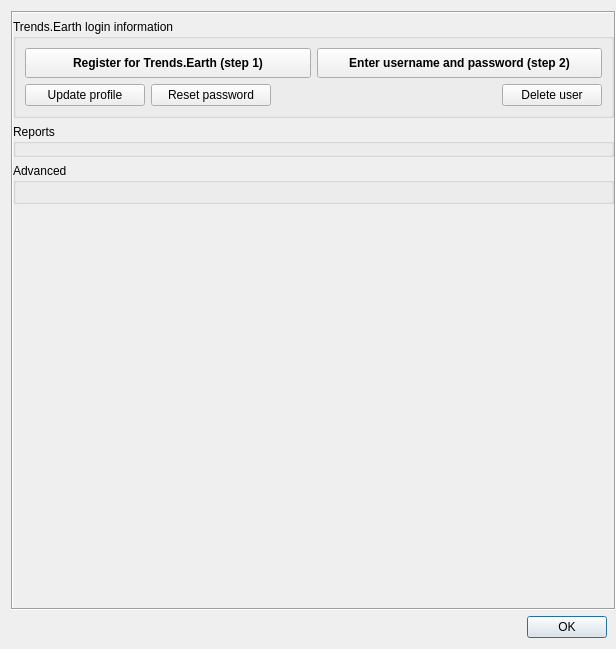
The window that LDMP/gui/DlgSettings.ui (ConservationInternational/trends.earth) describes before a commit, drawn with Qt 5.
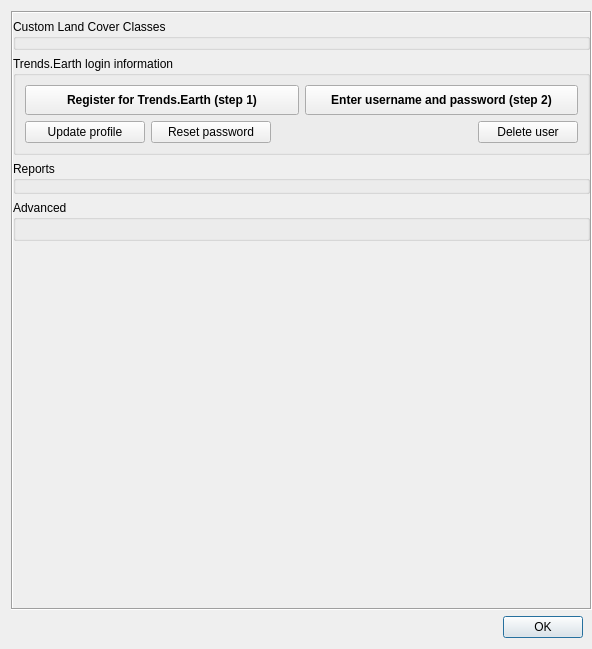
The same window after the commit. Custom widgets are drawn as their Qt base class.

Commit message: Add support for defining custom parent land cover classes.

Patch:
```diff
--- a/LDMP/gui/DlgSettings.ui
+++ b/LDMP/gui/DlgSettings.ui
@@ -9,7 +9,7 @@
    <rect>
     <x>0</x>
     <y>0</y>
-    <width>616</width>
+    <width>592</width>
     <height>649</height>
    </rect>
   </property>
@@ -45,7 +45,7 @@
        <rect>
         <x>0</x>
         <y>0</y>
-        <width>605</width>
+        <width>581</width>
         <height>598</height>
        </rect>
       </property>
@@ -69,6 +69,24 @@
          </property>
         </widget>
        </item>
+       <item>
+        <widget class="QgsCollapsibleGroupBox" name="groupbox_lc_config">
+         <property name="minimumSize">
+          <size>
+           <width>0</width>
+           <height>0</height>
+          </size>
+         </property>
+         <property name="title">
+          <string>Custom Land Cover Classes</string>
+         </property>
+         <layout class="QVBoxLayout" name="lcc_layout">
+          <property name="margin">
+           <number>0</number>
+          </property>
+         </layout>
+        </widget>
+       </item>
        <item>
         <widget class="QGroupBox" name="groupBox">
          <property name="sizePolicy">
```
The commit also changes 7 other files.
